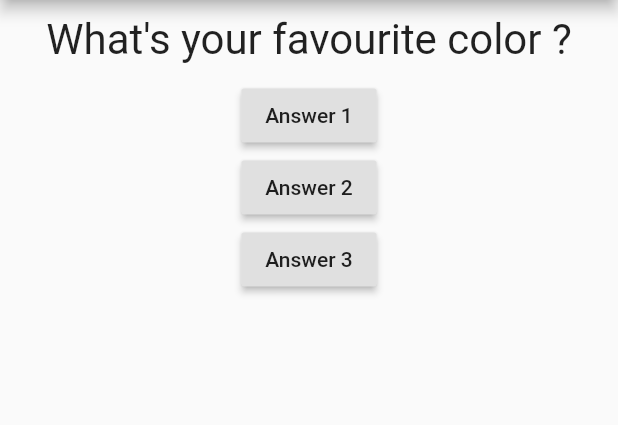
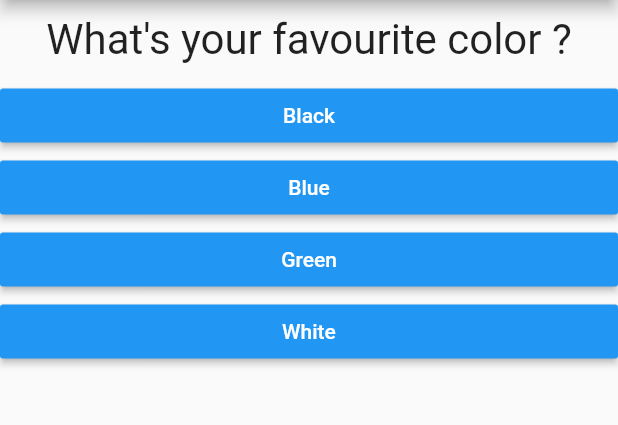
Before and after one commit to hafizdhw/Flutter-quizz-app, a Flutter app: the screen it shows after launch, on a phone screen of 412 x 824 dp, the part 84-509 px from its top. Run offline on Flutter 3.47's test engine with Material 2 defaults, Android fonts, the phone set to English and light mode, and no system bars.

Commit message:
basic finish

```diff
--- a/lib/answer.dart
+++ b/lib/answer.dart
@@ -0,0 +1,21 @@
+import 'package:flutter/material.dart';
+
+class Answer extends StatelessWidget {
+  final Function selectHandler;
+  final String answerText;
+
+  Answer(this.selectHandler, this.answerText);
+
+  @override
+  Widget build(BuildContext context) {
+    return Container(
+      width: double.infinity,
+      child: RaisedButton(
+        color: Colors.blue,
+        textColor: Colors.white,
+        child: Text(answerText),
+        onPressed: selectHandler,
+      ),
+    );
+  }
+}
--- a/lib/main.dart
+++ b/lib/main.dart
@@ -1,5 +1,6 @@
 import 'package:flutter/material.dart';
-import './question.dart';
+import './quiz.dart';
+import './result.dart';
 
 void main() => runApp(MyApp());
 
@@ -12,46 +13,73 @@ class MyApp extends StatefulWidget {
 }
 
 class _MyAppState extends State<MyApp> {
+  final _questions = const [
+    {
+      "question": 'What\'s your favourite color ?',
+      "answer": [
+        {'text': "Black", "score": 10},
+        {'text': "Blue", 'score': 1},
+        {'text': "Green", 'score': 2},
+        {'text': "White", 'score': 5}
+      ]
+    },
+    {
+      "question": 'What\'s your favourite animal ?',
+      "answer": [
+        {'text': "Lion", "score": 3},
+        {'text': "Duck", "score": 4},
+        {'text': "Frog", "score": 1},
+        {'text': "Cat", "score": 6}
+      ]
+    },
+    {
+      "question": 'What\'s your favourite hero ?',
+      "answer": [
+        {'text': "Moskov", "score": 5},
+        {'text': "Layla", "score": 4},
+        {'text': "Miya", "score": 7},
+        {'text': "Lancelot", "score": 8}
+      ]
+    },
+  ];
 
   var _questionIndex = 0;
-  void _answerQuestion() {
+  var _totalScore = 0;
+  void _answerQuestion(int score) {
+    _totalScore = _totalScore + score;
     setState(() {
       _questionIndex = _questionIndex + 1;
     });
     print(_questionIndex);
+    if (_questionIndex < _questions.length) {
+      print("We have more questions");
+    } else {
+      print("No more questions");
+    }
+  }
+
+  void restartQuiz() {
+    setState(() {
+      _questionIndex = 0;
+      _totalScore = 0;
+    });
   }
 
   @override
   Widget build(BuildContext context) {
-    var questions = [
-      'What\'s your favourite color ?',
-      'What\'s your favourite animal ?'
-    ];
     // TODO: implement build
     return MaterialApp(
       home: Scaffold(
         appBar: AppBar(
           title: Text("First App"),
         ),
-        body: Column(
-          children: [
-            Question(questions[_questionIndex]),
-            RaisedButton(
-              child: Text("Answer 1"),
-              onPressed: _answerQuestion,
-            ),
-            RaisedButton(
-              child: Text("Answer 2"),
-              onPressed: () => print("Answer 2 chosen"),
-            ),
-            RaisedButton(
-              child: Text("Answer 3"),
-              onPressed: () {
-                print("Answer 3 chosen");
-              },
-            )
-          ],
-        ),
+        body: _questionIndex < _questions.length
+            ? Quiz(
+                questions: _questions,
+                answerQuestion: _answerQuestion,
+                questionIndex: _questionIndex,
+              )
+            : Result(_totalScore, restartQuiz),
       ),
     );
   }
--- /dev/null
+++ b/lib/quiz.dart
@@ -0,0 +1,26 @@
+import 'package:flutter/material.dart';
+import './question.dart';
+import './answer.dart';
+
+class Quiz extends StatelessWidget {
+  final List<Map<String, Object>> questions;
+  final int questionIndex;
+  final Function answerQuestion;
+
+  Quiz(
+      {@required this.questions,
+      @required this.questionIndex,
+      @required this.answerQuestion});
+
+  @override
+  Widget build(BuildContext context) {
+    return Column(
+      children: [
+        Question(questions[questionIndex]["question"]),
+        ...(questions[questionIndex]["answer"] as List<Map<String, Object>>)
+            .map((e) => Answer(() => answerQuestion(e["score"]), e["text"]))
+            .toList()
+      ],
+    );
+  }
+}
```
Also changed, not shown: lib/result.dart (added, +39 -0 lines).
